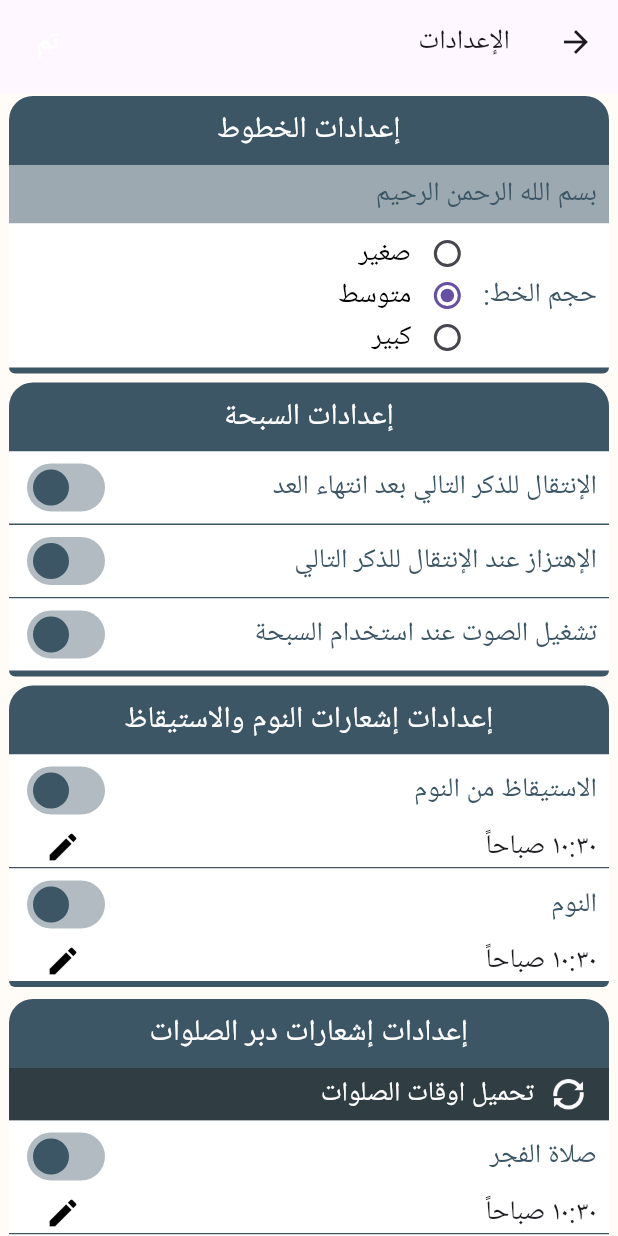
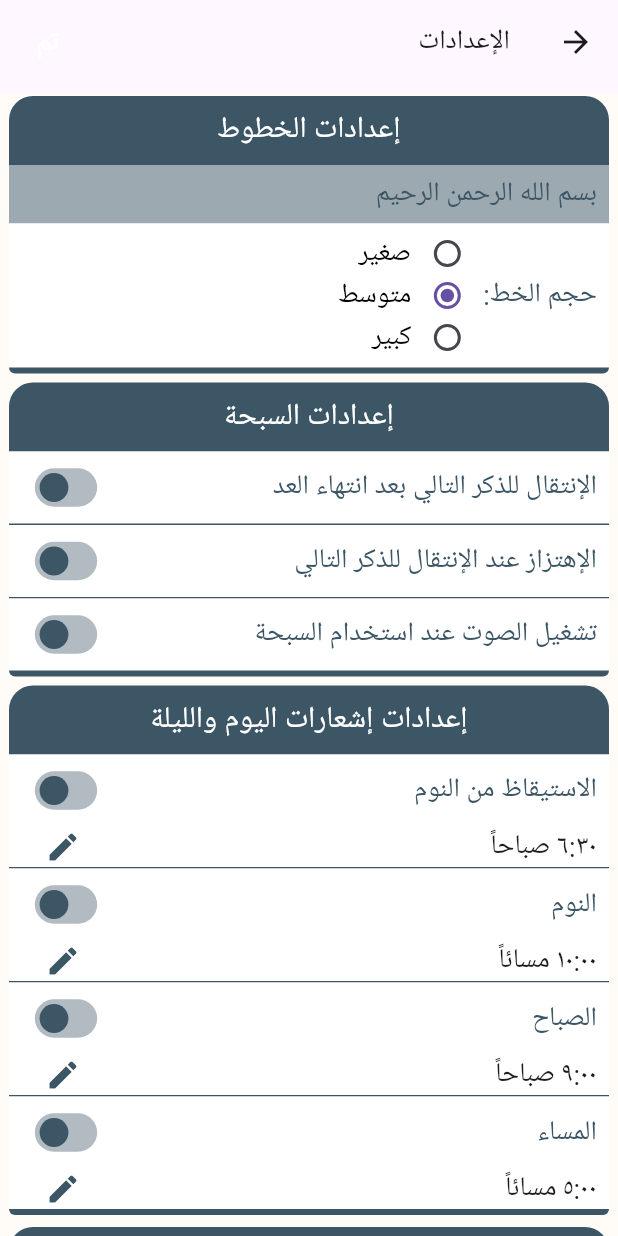
Before and after one commit to mostafamido196/Azkar-Flutter, a Flutter app: the SettingScreen screen opened directly, on a phone screen of 412 x 824 dp. Run offline on Flutter 3.47's test engine with Material 3 defaults, Android fonts, the phone set to English and light mode, and no system bars; our stand-ins replace audioplayers, dartz, equatable, flutter_bloc, flutter_local_notifications, flutter_svg and 5 more; missing offline and left inert: dart:ffi; accounts and stored records are empty.

Commit message:
notification_helper.dart

```diff
--- a/lib/features/ziker/data/repositories/SettingRepositoryImpl.dart
+++ b/lib/features/ziker/data/repositories/SettingRepositoryImpl.dart
@@ -37,6 +37,10 @@ class SettingRepositoryImpl implements SettingRepository {
         isWalkUp: setting.isWalkUp,
         sleep: setting.sleep,
         isSleep: setting.isSleep,
+        morning: setting.morning,
+        isMorning: setting.isMorning,
+        evening: setting.evening,
+        isEvening: setting.isEvening,
         fager: setting.fager,
         isFager: setting.isFager,
         duher: setting.duher,
--- a/lib/features/ziker/domain/entities/Setting.dart
+++ b/lib/features/ziker/domain/entities/Setting.dart
@@ -10,10 +10,14 @@ class Setting extends Equatable {
   bool noisy;
   bool vibrate;
   bool transfer;
+  TimeOfDay walkUp;
   bool isWalkUp;
-  TimeOfDay walkUp;
   TimeOfDay sleep;
   bool isSleep;
+  TimeOfDay morning;
+  bool isMorning;
+  TimeOfDay evening;
+  bool isEvening;
   TimeOfDay fager;
   bool isFager;
   TimeOfDay duher;
@@ -34,6 +38,10 @@ class Setting extends Equatable {
     required this.isWalkUp,
     required this.sleep,
     required this.isSleep,
+    required this.morning,
+    required this.isMorning,
+    required this.evening,
+    required this.isEvening,
     required this.fager,
     required this.isFager,
     required this.duher,
@@ -56,6 +64,10 @@ class Setting extends Equatable {
         isWalkUp,
         sleep,
         isSleep,
+        morning,
+        isMorning,
+        evening,
+        isEvening,
         fager,
         isFager,
         duher,
--- a/lib/features/ziker/presentation/bloc/azkar/setting/SettingEvent.dart
+++ b/lib/features/ziker/presentation/bloc/azkar/setting/SettingEvent.dart
@@ -1,5 +1,6 @@
 
 part of 'SettingBloc.dart';
+
 
 
 abstract class SettingEvent extends Equatable {
--- a/lib/features/ziker/presentation/pages/MainScreen.dart
+++ b/lib/features/ziker/presentation/pages/MainScreen.dart
@@ -31,7 +31,7 @@ class _MyHomePageState extends State<MainPage> {
         child: Scaffold(
           appBar: _appBar(),
           body: _drawerAndBody(),
-        ));
+             ));
   }
 
   AppBar _appBar() => AppBar(
--- a/lib/features/ziker/presentation/pages/SettingScreen.dart
+++ b/lib/features/ziker/presentation/pages/SettingScreen.dart
@@ -7,6 +7,7 @@ import 'package:flutter_bloc/flutter_bloc.dart';
 
 import '../../../../core/utils/Utils.dart';
 import '../../domain/entities/Setting.dart';
+
 
 class SettingScreen extends StatefulWidget {
   SettingScreen({Key? key}) : super(key: key);
@@ -21,19 +22,23 @@ class _SettingScreenState extends State<SettingScreen> {
     noisy: true,
     vibrate: true,
     transfer: true,
-    walkUp: TimeOfDay.now(),
+    walkUp: TimeOfDay(hour: 6, minute: 30),
     isWalkUp: true,
-    sleep: TimeOfDay.now(),
+    sleep: TimeOfDay(hour: 22, minute: 0),
     isSleep: true,
-    fager: TimeOfDay.now(),
+    morning: TimeOfDay(hour: 9, minute: 0),
+    isMorning: true,
+    evening: TimeOfDay(hour: 17, minute: 0),
+    isEvening: true,
+    fager: TimeOfDay(hour: 4, minute: 30),
     isFager: true,
-    duher: TimeOfDay.now(),
+    duher: TimeOfDay(hour: 12, minute: 30),
     isDuher: true,
-    aser: TimeOfDay.now(),
+    aser: TimeOfDay(hour: 16, minute: 0),
     isAser: true,
-    magrep: TimeOfDay.now(),
+    magrep: TimeOfDay(hour: 18, minute: 10),
     isMagrep: true,
-    isha: TimeOfDay.now(),
+    isha: TimeOfDay(hour: 19, minute: 0),
     isIsha: true,
   );
   int _fontSizeType = 2;
@@ -53,7 +58,7 @@ class _SettingScreenState extends State<SettingScreen> {
           resizeToAvoidBottomInset: false,
           appBar: _buildAppbar(context),
           body: _buildBody(),
-        ));
+        ) );
   }
 
   AppBar _buildAppbar(BuildContext context) {
@@ -101,12 +106,11 @@ class _SettingScreenState extends State<SettingScreen> {
     return SettingWidget(
         setting: setting,
         onSettingChanged: _updateSetting,
-        pageFontSize: _fontSizeType
-    );
+        pageFontSize: _fontSizeType);
   }
 
   void _done() async {
-    BlocProvider.of<SettingBloc>(context)
+    BlocProvider.of<SettingBloc>(context)//.updateSetting(setting);
         .add(UpdateSettingEvent(setting: setting));
 
     //when the updateEvent is done will start getSettingEvent
@@ -157,6 +161,37 @@ class _SettingScreenState extends State<SettingScreen> {
   }
 
   void pushNotification() {
-    NotificationHelper.scheduledNotification('title', 'body');
+    DateTime now = DateTime.now();
+    _setTimeNotification(id: 1, time: setting.walkUp, turnOn: setting.isWalkUp,now:now);
+    _setTimeNotification(id: 2, time: setting.sleep, turnOn: setting.isSleep,now:now);
+    _setTimeNotification(id: 3, time: setting.morning, turnOn: setting.isMorning,now:now);
+    _setTimeNotification(id: 4, time: setting.evening, turnOn: setting.isEvening,now:now);
+    _setTimeNotification(id: 5, time: setting.fager, turnOn: setting.isFager,now:now);
+    _setTimeNotification(id: 6, time: setting.duher, turnOn: setting.isDuher,now:now);
+    _setTimeNotification(id: 7, time: setting.aser, turnOn: setting.isAser,now:now);
+    _setTimeNotification(id: 8, time: setting.magrep, turnOn: setting.isMorning,now:now);
+    _setTimeNotification(id: 9, time: setting.isha, turnOn: setting.isIsha,now:now);
+  }
+
+  void _setTimeNotification({required int id, required TimeOfDay time, required bool turnOn,required now}) {
+    if (!turnOn) return;
+    NotificationHelper.scheduledDailyNotification(id: id, title: "صحيح الأذكار", body: _body(id:id), selectedTime: _selectedTime(time,now));
+  }
+
+  DateTime _selectedTime(TimeOfDay time,DateTime now) {
+    return DateTime(now.year, now.month, now.day, time.hour, time.minute);
+  }
+
+  String _body({required int id}) {
+    if(id == 1)       return "أذكار الإستيقاظ";
+    else if( id == 2) return 'أذكار النوم';
+    else if( id == 3) return 'أذكار الصباح';
+    else if( id == 4) return 'أذكار المساء';
+    else if( id == 5) return 'أذكار دبر صلاة الفجر';
+    else if( id == 6) return 'أذكار دبر صلاة الظهر';
+    else if( id == 7) return 'أذكار دبر صلاة العصر';
+    else if( id == 8) return 'أذكار دبر صلاة المغرب';
+    else if( id == 9) return 'أذكار دبر صلاة العشاء';
+    else return '';
   }
 }
--- a/lib/features/ziker/presentation/widgets/SettingPageWidget/SettingWidget.dart
+++ b/lib/features/ziker/presentation/widgets/SettingPageWidget/SettingWidget.dart
@@ -119,10 +119,14 @@ class _SettingWidgetState extends State<SettingWidget> {
           borderRadius: BorderRadius.circular(16.0),
         ),
         child: Column(children: <Widget>[
-          _titleSettingRow('إعدادات إشعارات النوم والاستيقاظ'),
+          _titleSettingRow('إعدادات إشعارات اليوم والليلة'),
           _walkUpNotifySettingRow(),
           _spaceBetween(),
           _sleepNotifySettingRow(),
+          _spaceBetween(),
+          _morningNotifySettingRow(),
+          _spaceBetween(),
+          _eveningNotifySettingRow(),
           _spaceBottom()
         ]));
   }
@@ -476,6 +480,44 @@ class _SettingWidgetState extends State<SettingWidget> {
       ),
     );
   }
+  Widget _morningNotifySettingRow() {
+    return Container(
+      color: AppColors.white,
+      padding: const EdgeInsets.only( right: 8, left: 8),
+      alignment: Alignment.centerRight,
+      child: Column(
+        children: [
+          Row(
+            mainAxisAlignment: MainAxisAlignment.spaceBetween,
+            children: <Widget>[
+              Expanded(child: _tv('الصباح')),
+              _morningNotifySwitcher()
+            ],
+          ),
+          _pickerMorningRow()
+        ],
+      ),
+    );
+  }
+  Widget _eveningNotifySettingRow() {
+    return Container(
+      color: AppColors.white,
+      padding: const EdgeInsets.only( right: 8, left: 8),
+      alignment: Alignment.centerRight,
+      child: Column(
+        children: [
+          Row(
+            mainAxisAlignment: MainAxisAlignment.spaceBetween,
+            children: <Widget>[
+              Expanded(child: _tv('المساء')),
+              _eveningNotifySwitcher()
+            ],
+          ),
+          _pickerEveningRow()
+        ],
+      ),
+    );
+  }
 
   Widget _tv(String str) {
     return Text(
@@ -568,8 +610,8 @@ class _SettingWidgetState extends State<SettingWidget> {
   }
 
   Widget _transferSwitcher() {
-    return Container(
-      margin: const EdgeInsets.only(right: 10),
+    return Transform.scale(
+      scale: 0.8,
       child: Switch(
         value: setting.transfer,
         onChanged: (value) {
@@ -588,8 +630,8 @@ class _SettingWidgetState extends State<SettingWidget> {
   }
 
   Widget _vibrateSwitcher() {
-    return Container(
-      margin: const EdgeInsets.only(right: 10),
+    return Transform.scale(
+      scale: 0.8,
       child: Switch(
         value: setting.vibrate,
         onChanged: (value) {
@@ -607,8 +649,8 @@ class _SettingWidgetState extends State<SettingWidget> {
   }
 
   Widget _noiseSwitcher() {
-    return Container(
-      margin: const EdgeInsets.only(right: 10),
+    return Transform.scale(
+      scale: 0.8,
       child: Switch(
         value: setting.noisy,
         onChanged: (value) {
@@ -626,8 +668,8 @@ class _SettingWidgetState extends State<SettingWidget> {
   }
 
   Widget _walkUpNotifySwitcher() {
-    return Container(
-      margin: const EdgeInsets.only(right: 10),
+    return Transform.scale(
+      scale: 0.8,
       child: Switch(
         value: setting.isWalkUp,
         onChanged: (value) {
@@ -641,10 +683,9 @@ class _SettingWidgetState extends State<SettingWidget> {
       ),
     );
   }
-
   Widget _fagrNotifySwitcher() {
-    return Container(
-      margin: const EdgeInsets.only(right: 10),
+    return Transform.scale(
+      scale: 0.8, // Adjust the scale to make the Switch smaller
       child: Switch(
         value: setting.isFager,
         onChanged: (value) {
@@ -659,9 +700,11 @@ class _SettingWidgetState extends State<SettingWidget> {
     );
   }
 
+
+
   Widget _duherNotifySwitcher() {
-    return Container(
-      margin: const EdgeInsets.only(right: 10),
+    return Transform.scale(
+      scale: 0.8,
       child: Switch(
         value: setting.isDuher,
         onChanged: (value) {
@@ -677,8 +720,8 @@ class _SettingWidgetState extends State<SettingWidget> {
   }
 
   Widget _aserNotifySwitcher() {
-    return Container(
-      margin: const EdgeInsets.only(right: 10),
+    return Transform.scale(
+      scale: 0.8,
       child: Switch(
         value: setting.isAser,
         onChanged: (value) {
@@ -694,8 +737,8 @@ class _SettingWidgetState extends State<SettingWidget> {
   }
 
   Widget _magrepNotifySwitcher() {
-    return Container(
-      margin: const EdgeInsets.only(right: 10),
+    return Transform.scale(
+      scale: 0.8,
       child: Switch(
         value: setting.isMagrep,
         onChanged: (value) {
@@ -711,8 +754,8 @@ class _SettingWidgetState extends State<SettingWidget> {
   }
 
   Widget _ishaNotifySwitcher() {
-    return Container(
-      margin: const EdgeInsets.only(right: 10),
+    return Transform.scale(
+      scale: 0.8,
       child: Switch(
         value: setting.isIsha,
         onChanged: (value) {
@@ -728,13 +771,45 @@ class _SettingWidgetState extends State<SettingWidget> {
   }
 
   Widget _sleepNotifySwitcher() {
-    return Container(
-      margin: const EdgeInsets.only(right: 10),
+    return Transform.scale(
+      scale: 0.8,
       child: Switch(
         value: setting.isSleep,
         onChanged: (value) {
           setState(() {
             setting.isSleep = value;
+          });
+          widget.onSettingChanged(setting);
+        },
+        activeTrackColor: AppColors.switch_track_selector,
+        activeColor: AppColors.c4Actionbar,
+      ),
+    );
+  }
+  Widget _morningNotifySwitcher() {
+    return Transform.scale(
+      scale: 0.8,
+      child: Switch(
+        value: setting.isMorning,
+        onChanged: (value) {
+          setState(() {
+            setting.isMorning = value;
+          });
+          widget.onSettingChanged(setting);
+        },
+        activeTrackColor: AppColors.switch_track_selector,
+        activeColor: AppColors.c4Actionbar,
+      ),
+    );
+  }
+  Widget _eveningNotifySwitcher() {
+    return Transform.scale(
+      scale: 0.8,
+      child: Switch(
+        value: setting.isEvening,
+        onChanged: (value) {
+          setState(() {
+            setting.isEvening = value;
           });
           widget.onSettingChanged(setting);
         },
@@ -843,6 +918,30 @@ class _SettingWidgetState extends State<SettingWidget> {
       widget.onSettingChanged(setting);
     }
   }
+  Future<void> _selectMorningTime(BuildContext context) async {
+    final TimeOfDay? picked = await showTimePicker(
+      context: context,
+      initialTime: setting.morning,
+    );
+    if (picked != null && picked != setting.morning) {
+      setState(() {
+        setting.morning = picked;
+      });
+      widget.onSettingChanged(setting);
+    }
+  }
+  Future<void> _selectEveningTime(BuildContext context) async {
+    final TimeOfDay? picked = await showTimePicker(
+      context: context,
+      initialTime: setting.evening,
+    );
+    if (picked != null && picked != setting.evening) {
+      setState(() {
+        setting.evening = picked;
+      });
+      widget.onSettingChanged(setting);
+    }
+  }
 
   Widget _pickerWalkUpRow() {
     return Row(
@@ -852,7 +951,6 @@ class _SettingWidgetState extends State<SettingWidget> {
           setting.walkUp.format(context).replaceArabicNumbers(),
           style: TextStyle(fontSize: Utils().fontSize(_fontSizeType)),
         ),
-        const SizedBox(height: 16),
         GestureDetector(
           onTap: () => _selectWalkUpTime(context),
           child: const Padding(
@@ -860,7 +958,7 @@ class _SettingWidgetState extends State<SettingWidget> {
             child: Icon(
               Icons.edit,
               size: 24,
-              color: Colors.black,
+              color: AppColors.c4Actionbar,
             ),
           ),
         ),
@@ -876,7 +974,6 @@ class _SettingWidgetState extends State<SettingWidget> {
           setting.fager.format(context).replaceArabicNumbers(),
           style: TextStyle(fontSize: Utils().fontSize(_fontSizeType)),
         ),
-        const SizedBox(height: 16),
         GestureDetector(
           onTap: () => _selectFagerTime(context),
           child: const Padding(
@@ -884,7 +981,7 @@ class _SettingWidgetState extends State<SettingWidget> {
             child: Icon(
               Icons.edit,
               size: 24,
-              color: Colors.black,
+              color: AppColors.c4Actionbar,
             ),
           ),
         ),
@@ -900,7 +997,6 @@ class _SettingWidgetState extends State<SettingWidget> {
           setting.duher.format(context).replaceArabicNumbers(),
           style: TextStyle(fontSize: Utils().fontSize(_fontSizeType)),
         ),
-        const SizedBox(height: 16),
         GestureDetector(
           onTap: () => _selectDuherTime(context),
           child: const Padding(
@@ -908,7 +1004,7 @@ class _SettingWidgetState extends State<SettingWidget> {
             child: Icon(
               Icons.edit,
               size: 24,
-              color: Colors.black,
+              color: AppColors.c4Actionbar,
             ),
           ),
         ),
@@ -924,7 +1020,6 @@ class _SettingWidgetState extends State<SettingWidget> {
           setting.aser.format(context).replaceArabicNumbers(),
           style: TextStyle(fontSize: Utils().fontSize(_fontSizeType)),
         ),
-        const SizedBox(height: 16),
         GestureDetector(
           onTap: () => _selectAserTime(context),
           child: const Padding(
@@ -932,7 +1027,7 @@ class _SettingWidgetState extends State<SettingWidget> {
             child: Icon(
               Icons.edit,
               size: 24,
-              color: Colors.black,
+              color: AppColors.c4Actionbar,
             ),
           ),
         ),
@@ -948,7 +1043,6 @@ class _SettingWidgetState extends State<SettingWidget> {
           setting.magrep.format(context).replaceArabicNumbers(),
           style: TextStyle(fontSize: Utils().fontSize(_fontSizeType)),
         ),
-        const SizedBox(height: 16),
         GestureDetector(
           onTap: () => _selectMagrapTime(context),
           child: const Padding(
@@ -956,7 +1050,7 @@ class _SettingWidgetState extends State<SettingWidget> {
             child: Icon(
               Icons.edit,
               size: 24,
-              color: Colors.black,
+              color: AppColors.c4Actionbar,
             ),
           ),
         ),
@@ -972,7 +1066,6 @@ class _SettingWidgetState extends State<SettingWidget> {
           setting.isha.format(context).replaceArabicNumbers(),
           style: TextStyle(fontSize: Utils().fontSize(_fontSizeType)),
         ),
-        const SizedBox(height: 16),
         GestureDetector(
           onTap: () => _selectIshaTime(context),
           child: const Padding(
@@ -980,7 +1073,7 @@ class _SettingWidgetState extends State<SettingWidget> {
             child: Icon(
               Icons.edit,
               size: 24,
-              color: Colors.black,
+              color: AppColors.c4Actionbar,
             ),
           ),
         ),
@@ -996,7 +1089,6 @@ class _SettingWidgetState extends State<SettingWidget> {
           setting.sleep.format(context).replaceArabicNumbers(),
           style: TextStyle(fontSize: Utils().fontSize(_fontSizeType)),
         ),
-        const SizedBox(height: 16),
         GestureDetector(
           onTap: () => _selectSleepTime(context),
           child: const Padding(
@@ -1004,7 +1096,51 @@ class _SettingWidgetState extends State<SettingWidget> {
             child: Icon(
               Icons.edit,
               size: 24,
-              color: Colors.black,
+              color: AppColors.c4Actionbar,
+            ),
+          ),
+        ),
+      ],
+    );
+  }
+  Widget _pickerMorningRow() {
+    return Row(
+      mainAxisAlignment: MainAxisAlignment.spaceBetween,
+      children: <Widget>[
+        Text(
+          setting.morning.format(context).replaceArabicNumbers(),
+          style: TextStyle(fontSize: Utils().fontSize(_fontSizeType)),
+        ),
+        GestureDetector(
+          onTap: () => _selectMorningTime(context),
+          child: const Padding(
+            padding: EdgeInsets.only(left: 16),
+            child: Icon(
+              Icons.edit,
+              size: 24,
+              color: AppColors.c4Actionbar,
+            ),
+          ),
+        ),
+      ],
+    );
+  }
+  Widget _pickerEveningRow() {
+    return Row(
+      mainAxisAlignment: MainAxisAlignment.spaceBetween,
+      children: <Widget>[
+        Text(
+          setting.evening.format(context).replaceArabicNumbers(),
+          style: TextStyle(fontSize: Utils().fontSize(_fontSizeType)),
+        ),
+        GestureDetector(
+          onTap: () => _selectEveningTime(context),
+          child: const Padding(
+            padding: EdgeInsets.only(left: 16),
+            child: Icon(
+              Icons.edit,
+              size: 24,
+              color: AppColors.c4Actionbar,
             ),
           ),
         ),
--- a/lib/main.dart
+++ b/lib/main.dart
@@ -32,8 +32,7 @@ class MyApp extends StatelessWidget {
     return MultiBlocProvider(
         providers: [
           BlocProvider(
-              create: (_) =>
-                  di.sl<AzkarBloc>()..add(GetAllAzkarTitlesEvent())),
+              create: (_) => di.sl<AzkarBloc>()..add(GetAllAzkarTitlesEvent())),
           BlocProvider(
               create: (_) => di.sl<SettingBloc>()..add(GetOldSettingEvent())),
         ],
```
Also changed, not shown: lib/core/utils/notification_helper.dart (+21 -12 lines), lib/features/ziker/data/models/SettingModel.dart (+16 -0 lines), lib/features/ziker/presentation/bloc/azkar/setting/SettingBloc.dart (+4 -4 lines), 1 other file.
